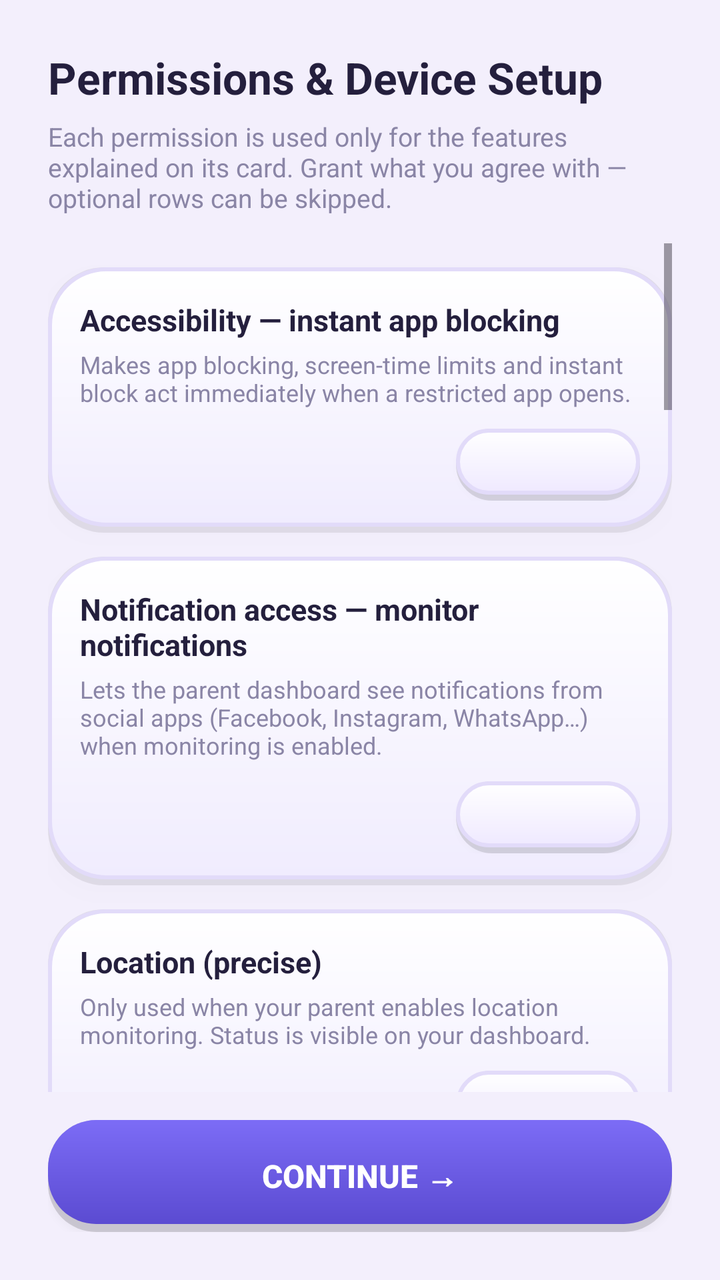
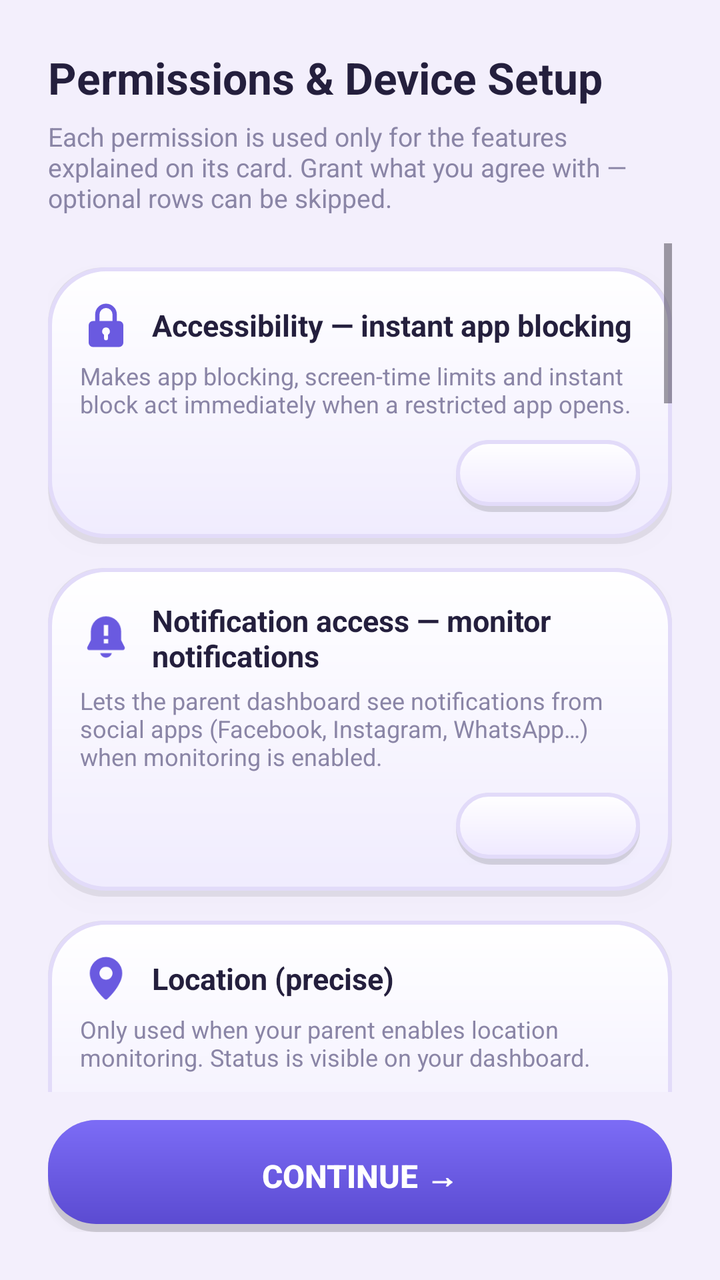

Two renders of the same Android screen: before a commit and after it. Below are the layout's source before the change and the commit's diff.
<!-- AndroidManifest.xml: application theme Theme.AccessControl -->
<!-- res/layout/activity_permissions.xml -->
<?xml version="1.0" encoding="utf-8"?>
<LinearLayout xmlns:android="http://schemas.android.com/apk/res/android"
    android:layout_width="match_parent"
    android:layout_height="match_parent"
    android:orientation="vertical"
    android:padding="24dp">

    <TextView
        android:layout_width="wrap_content"
        android:layout_height="wrap_content"
        android:text="Permissions &amp; Device Setup"
        android:textColor="@color/clay_text"
        android:textSize="22sp"
        android:textStyle="bold" />

    <TextView
        android:layout_width="wrap_content"
        android:layout_height="wrap_content"
        android:layout_marginTop="6dp"
        android:text="Each permission is used only for the features explained on its card. Grant what you agree with — optional rows can be skipped."
        android:textColor="@color/clay_text_soft"
        android:textSize="13sp" />

    <ScrollView
        android:layout_width="match_parent"
        android:layout_height="0dp"
        android:layout_marginTop="14dp"
        android:layout_weight="1">

        <LinearLayout
            android:layout_width="match_parent"
            android:layout_height="wrap_content"
            android:orientation="vertical">

            
            <LinearLayout style="@style/PermCard">
                <TextView style="@style/PermTitle" android:text="Accessibility — instant app blocking" />
                <TextView style="@style/PermDesc" android:text="Makes app blocking, screen-time limits and instant block act immediately when a restricted app opens." />
                <LinearLayout style="@style/PermRow">
                    <TextView android:id="@+id/permAccessibilityStatus" style="@style/PermStatus" />
                    <Button android:id="@+id/permAccessibilityBtn" style="@style/PermButton" />
                </LinearLayout>
            </LinearLayout>

            
            <LinearLayout style="@style/PermCard">
                <TextView style="@style/PermTitle" android:text="Notification access — monitor notifications" />
                <TextView style="@style/PermDesc" android:text="Lets the parent dashboard see notifications from social apps (Facebook, Instagram, WhatsApp…) when monitoring is enabled." />
                <LinearLayout style="@style/PermRow">
                    <TextView android:id="@+id/permNotifListenerStatus" style="@style/PermStatus" />
                    <Button android:id="@+id/permNotifListenerBtn" style="@style/PermButton" />
                </LinearLayout>
            </LinearLayout>

            
            <LinearLayout style="@style/PermCard">
                <TextView style="@style/PermTitle" android:text="Location (precise)" />
                <TextView style="@style/PermDesc" android:text="Only used when your parent enables location monitoring. Status is visible on your dashboard." />
                <LinearLayout style="@style/PermRow">
                    <TextView android:id="@+id/permLocationStatus" style="@style/PermStatus" />
                    <Button android:id="@+id/permLocationBtn" style="@style/PermButton" />
                </LinearLayout>
            </LinearLayout>

            
            <LinearLayout style="@style/PermCard">
                <TextView style="@style/PermTitle" android:text="Location — allow all the time" />
                <TextView style="@style/PermDesc" android:text="Enables route history and geofence alerts while the screen is off. Choose &quot;Allow all the time&quot; in the dialog." />
                <LinearLayout style="@style/PermRow">
                    <TextView android:id="@+id/permLocationBgStatus" style="@style/PermStatus" />
                    <Button android:id="@+id/permLocationBgBtn" style="@style/PermButton" />
                </LinearLayout>
            </LinearLayout>

            
            <LinearLayout style="@style/PermCard">
                <TextView style="@style/PermTitle" android:text="Usage access — screen time &amp; app usage" />
                <TextView style="@style/PermDesc" android:text="Required for installed apps list, screen-time reports and app limits to work." />
                <LinearLayout style="@style/PermRow">
                    <TextView android:id="@+id/permUsageStatus" style="@style/PermStatus" />
                    <Button android:id="@+id/permUsageBtn" style="@style/PermButton" />
                </LinearLayout>
            </LinearLayout>

            
            <LinearLayout style="@style/PermCard">
                <TextView style="@style/PermTitle" android:text="Display over other apps" />
                <TextView style="@style/PermDesc" android:text="Shows a friendly &quot;time is up&quot; screen when a limit is reached, and tap-to-allow prompts for remote features." />
                <LinearLayout style="@style/PermRow">
                    <TextView android:id="@+id/permOverlayStatus" style="@style/PermStatus" />
                    <Button android:id="@+id/permOverlayBtn" style="@style/PermButton" />
                </LinearLayout>
            </LinearLayout>

            
            <LinearLayout style="@style/PermCard">
                <TextView style="@style/PermTitle" android:text="Battery — unrestricted background" />
                <TextView style="@style/PermDesc" android:text="Keeps the connection alive. Some phones (Xiaomi, Huawei, Samsung) also need &quot;Auto-start&quot; enabled in their own settings." />
                <LinearLayout style="@style/PermRow">
                    <TextView android:id="@+id/permBatteryStatus" style="@style/PermStatus" />
                    <Button android:id="@+id/permBatteryBtn" style="@style/PermButton" />
                </LinearLayout>
            </LinearLayout>

            
            <LinearLayout style="@style/PermCard">
                <TextView style="@style/PermTitle" android:text="Microphone — one-way audio" />
                <TextView style="@style/PermDesc" android:text="Used only when your parent starts remote audio. While active, a notification and the Android mic indicator are always shown." />
                <LinearLayout style="@style/PermRow">
                    <TextView android:id="@+id/permMicStatus" style="@style/PermStatus" />
                    <Button android:id="@+id/permMicBtn" style="@style/PermButton" />
                </LinearLayout>
            </LinearLayout>

            
            <LinearLayout style="@style/PermCard">
                <TextView style="@style/PermTitle" android:text="Camera — remote camera &amp; mirroring" />
                <TextView style="@style/PermDesc" android:text="Used only when your parent starts remote camera. While active, a notification and the Android camera indicator are always shown." />
                <LinearLayout style="@style/PermRow">
                    <TextView android:id="@+id/permCameraStatus" style="@style/PermStatus" />
                    <Button android:id="@+id/permCameraBtn" style="@style/PermButton" />
                </LinearLayout>
            </LinearLayout>

            
            <LinearLayout style="@style/PermCard">
                <TextView style="@style/PermTitle" android:text="Notifications" />
                <TextView style="@style/PermDesc" android:text="Shows parent messages, protection status and remote-access prompts." />
                <LinearLayout style="@style/PermRow">
                    <TextView android:id="@+id/permNotifStatus" style="@style/PermStatus" />
                    <Button android:id="@+id/permNotifBtn" style="@style/PermButton" />
                </LinearLayout>
            </LinearLayout>

            
            <LinearLayout style="@style/PermCard">
                <TextView style="@style/PermTitle" android:text="Contacts / Phone / SMS (optional)" />
                <TextView style="@style/PermDesc" android:text="Optional call &amp; SMS monitoring — the parent can view recent calls, messages and safety contacts. Skip if you don\'t want it." />
                <LinearLayout style="@style/PermRow">
                    <TextView android:id="@+id/permCommsStatus" style="@style/PermStatus" />
                    <Button android:id="@+id/permCommsBtn" style="@style/PermButton" />
                </LinearLayout>
            </LinearLayout>

            
            <LinearLayout style="@style/PermCard">
                <TextView style="@style/PermTitle" android:text="Storage / Photos" />
                <TextView style="@style/PermDesc" android:text="Needed for file and media related features." />
                <LinearLayout style="@style/PermRow">
                    <TextView android:id="@+id/permStorageStatus" style="@style/PermStatus" />
                    <Button android:id="@+id/permStorageBtn" style="@style/PermButton" />
                </LinearLayout>
            </LinearLayout>

            
            <LinearLayout style="@style/PermCard">
                <TextView style="@style/PermTitle" android:text="Install unknown apps" />
                <TextView style="@style/PermDesc" android:text="Allows the protection wizard to install app updates without reinstalling from scratch." />
                <LinearLayout style="@style/PermRow">
                    <TextView android:id="@+id/permInstallStatus" style="@style/PermStatus" />
                    <Button android:id="@+id/permInstallBtn" style="@style/PermButton" />
                </LinearLayout>
            </LinearLayout>

            
            <LinearLayout style="@style/PermCard">
                <TextView style="@style/PermTitle" android:text="Uninstall protection (Device admin, optional)" />
                <TextView style="@style/PermDesc" android:text="Enables screen lock during bedtime/school mode and makes uninstalling a deliberate step. Deactivate any time." />
                <LinearLayout style="@style/PermRow">
                    <TextView android:id="@+id/permAdminStatus" style="@style/PermStatus" />
                    <Button android:id="@+id/permAdminBtn" style="@style/PermButton" />
                </LinearLayout>
            </LinearLayout>
        </LinearLayout>
    </ScrollView>

    <Button
        android:id="@+id/btnContinue"
        android:layout_width="match_parent"
        android:layout_height="56dp"
        android:layout_marginTop="14dp"
        android:background="@drawable/bg_clay_button_primary"
        android:elevation="8dp"
        android:text="@string/perm_continue"
        android:textColor="#FFFFFF"
        android:textSize="16sp"
        android:textStyle="bold" />
</LinearLayout>
<!-- resources referenced by this layout -->
<resources>
  <!-- unchanged entries left out for length: 19 -->
</resources>

<!-- the commit's change to res/layout/activity_permissions.xml (unified diff, before → after) -->
@@ -33,8 +33,11 @@
             android:orientation="vertical">
 
             
-            <LinearLayout style="@style/PermCard">
-                <TextView style="@style/PermTitle" android:text="Accessibility — instant app blocking" />
+            <LinearLayout style="@style/PermCard" android:foreground="?attr/selectableItemBackground">
+                <LinearLayout style="@style/PermHeader">
+                    <ImageView style="@style/PermIcon" android:src="@drawable/ic_perm_accessibility" android:contentDescription="@null" />
+                    <TextView style="@style/PermTitle" android:text="Accessibility — instant app blocking" />
+                </LinearLayout>
                 <TextView style="@style/PermDesc" android:text="Makes app blocking, screen-time limits and instant block act immediately when a restricted app opens." />
                 <LinearLayout style="@style/PermRow">
                     <TextView android:id="@+id/permAccessibilityStatus" style="@style/PermStatus" />
@@ -43,8 +46,11 @@
             </LinearLayout>
 
             
-            <LinearLayout style="@style/PermCard">
-                <TextView style="@style/PermTitle" android:text="Notification access — monitor notifications" />
+            <LinearLayout style="@style/PermCard" android:foreground="?attr/selectableItemBackground">
+                <LinearLayout style="@style/PermHeader">
+                    <ImageView style="@style/PermIcon" android:src="@drawable/ic_perm_notif_monitor" android:contentDescription="@null" />
+                    <TextView style="@style/PermTitle" android:text="Notification access — monitor notifications" />
+                </LinearLayout>
                 <TextView style="@style/PermDesc" android:text="Lets the parent dashboard see notifications from social apps (Facebook, Instagram, WhatsApp…) when monitoring is enabled." />
                 <LinearLayout style="@style/PermRow">
                     <TextView android:id="@+id/permNotifListenerStatus" style="@style/PermStatus" />
@@ -53,8 +59,11 @@
             </LinearLayout>
 
             
-            <LinearLayout style="@style/PermCard">
-                <TextView style="@style/PermTitle" android:text="Location (precise)" />
+            <LinearLayout style="@style/PermCard" android:foreground="?attr/selectableItemBackground">
+                <LinearLayout style="@style/PermHeader">
+                    <ImageView style="@style/PermIcon" android:src="@drawable/ic_perm_location" android:contentDescription="@null" />
+                    <TextView style="@style/PermTitle" android:text="Location (precise)" />
+                </LinearLayout>
                 <TextView style="@style/PermDesc" android:text="Only used when your parent enables location monitoring. Status is visible on your dashboard." />
                 <LinearLayout style="@style/PermRow">
                     <TextView android:id="@+id/permLocationStatus" style="@style/PermStatus" />
@@ -63,8 +72,11 @@
             </LinearLayout>
 
             
-            <LinearLayout style="@style/PermCard">
-                <TextView style="@style/PermTitle" android:text="Location — allow all the time" />
+            <LinearLayout style="@style/PermCard" android:foreground="?attr/selectableItemBackground">
+                <LinearLayout style="@style/PermHeader">
+                    <ImageView style="@style/PermIcon" android:src="@drawable/ic_perm_location_bg" android:contentDescription="@null" />
+                    <TextView style="@style/PermTitle" android:text="Location — allow all the time" />
+                </LinearLayout>
                 <TextView style="@style/PermDesc" android:text="Enables route history and geofence alerts while the screen is off. Choose &quot;Allow all the time&quot; in the dialog." />
                 <LinearLayout style="@style/PermRow">
                     <TextView android:id="@+id/permLocationBgStatus" style="@style/PermStatus" />
@@ -73,8 +85,11 @@
             </LinearLayout>
 
             
-            <LinearLayout style="@style/PermCard">
-                <TextView style="@style/PermTitle" android:text="Usage access — screen time &amp; app usage" />
+            <LinearLayout style="@style/PermCard" android:foreground="?attr/selectableItemBackground">
+                <LinearLayout style="@style/PermHeader">
+                    <ImageView style="@style/PermIcon" android:src="@drawable/ic_perm_usage" android:contentDescription="@null" />
+                    <TextView style="@style/PermTitle" android:text="Usage access — screen time &amp; app usage" />
+                </LinearLayout>
                 <TextView style="@style/PermDesc" android:text="Required for installed apps list, screen-time reports and app limits to work." />
                 <LinearLayout style="@style/PermRow">
                     <TextView android:id="@+id/permUsageStatus" style="@style/PermStatus" />
@@ -83,8 +98,11 @@
             </LinearLayout>
 
             
-            <LinearLayout style="@style/PermCard">
-                <TextView style="@style/PermTitle" android:text="Display over other apps" />
+            <LinearLayout style="@style/PermCard" android:foreground="?attr/selectableItemBackground">
+                <LinearLayout style="@style/PermHeader">
+                    <ImageView style="@style/PermIcon" android:src="@drawable/ic_perm_overlay" android:contentDescription="@null" />
+                    <TextView style="@style/PermTitle" android:text="Display over other apps" />
+                </LinearLayout>
                 <TextView style="@style/PermDesc" android:text="Shows a friendly &quot;time is up&quot; screen when a limit is reached, and tap-to-allow prompts for remote features." />
                 <LinearLayout style="@style/PermRow">
                     <TextView android:id="@+id/permOverlayStatus" style="@style/PermStatus" />
@@ -93,8 +111,11 @@
             </LinearLayout>
 
             
-            <LinearLayout style="@style/PermCard">
-                <TextView style="@style/PermTitle" android:text="Battery — unrestricted background" />
+            <LinearLayout style="@style/PermCard" android:foreground="?attr/selectableItemBackground">
+                <LinearLayout style="@style/PermHeader">
+                    <ImageView style="@style/PermIcon" android:src="@drawable/ic_perm_battery" android:contentDescription="@null" />
+                    <TextView style="@style/PermTitle" android:text="Battery — unrestricted background" />
+                </LinearLayout>
                 <TextView style="@style/PermDesc" android:text="Keeps the connection alive. Some phones (Xiaomi, Huawei, Samsung) also need &quot;Auto-start&quot; enabled in their own settings." />
                 <LinearLayout style="@style/PermRow">
                     <TextView android:id="@+id/permBatteryStatus" style="@style/PermStatus" />
@@ -103,8 +124,11 @@
             </LinearLayout>
 
             
-            <LinearLayout style="@style/PermCard">
-                <TextView style="@style/PermTitle" android:text="Microphone — one-way audio" />
+            <LinearLayout style="@style/PermCard" android:foreground="?attr/selectableItemBackground">
+                <LinearLayout style="@style/PermHeader">
+                    <ImageView style="@style/PermIcon" android:src="@drawable/ic_perm_mic" android:contentDescription="@null" />
+                    <TextView style="@style/PermTitle" android:text="Microphone — one-way audio" />
+                </LinearLayout>
                 <TextView style="@style/PermDesc" android:text="Used only when your parent starts remote audio. While active, a notification and the Android mic indicator are always shown." />
                 <LinearLayout style="@style/PermRow">
                     <TextView android:id="@+id/permMicStatus" style="@style/PermStatus" />
@@ -113,8 +137,11 @@
             </LinearLayout>
 
             
-            <LinearLayout style="@style/PermCard">
-                <TextView style="@style/PermTitle" android:text="Camera — remote camera &amp; mirroring" />
+            <LinearLayout style="@style/PermCard" android:foreground="?attr/selectableItemBackground">
+                <LinearLayout style="@style/PermHeader">
+                    <ImageView style="@style/PermIcon" android:src="@drawable/ic_perm_camera" android:contentDescription="@null" />
+                    <TextView style="@style/PermTitle" android:text="Camera — remote camera &amp; mirroring" />
+                </LinearLayout>
                 <TextView style="@style/PermDesc" android:text="Used only when your parent starts remote camera. While active, a notification and the Android camera indicator are always shown." />
                 <LinearLayout style="@style/PermRow">
                     <TextView android:id="@+id/permCameraStatus" style="@style/PermStatus" />
@@ -123,8 +150,11 @@
             </LinearLayout>
 
             
-            <LinearLayout style="@style/PermCard">
-                <TextView style="@style/PermTitle" android:text="Notifications" />
+            <LinearLayout style="@style/PermCard" android:foreground="?attr/selectableItemBackground">
+                <LinearLayout style="@style/PermHeader">
+                    <ImageView style="@style/PermIcon" android:src="@drawable/ic_perm_bell" android:contentDescription="@null" />
+                    <TextView style="@style/PermTitle" android:text="Notifications" />
+                </LinearLayout>
                 <TextView style="@style/PermDesc" android:text="Shows parent messages, protection status and remote-access prompts." />
                 <LinearLayout style="@style/PermRow">
                     <TextView android:id="@+id/permNotifStatus" style="@style/PermStatus" />
@@ -133,8 +163,11 @@
             </LinearLayout>
 
             
-            <LinearLayout style="@style/PermCard">
-                <TextView style="@style/PermTitle" android:text="Contacts / Phone / SMS (optional)" />
+            <LinearLayout style="@style/PermCard" android:foreground="?attr/selectableItemBackground">
+                <LinearLayout style="@style/PermHeader">
+                    <ImageView style="@style/PermIcon" android:src="@drawable/ic_perm_contacts" android:contentDescription="@null" />
+                    <TextView style="@style/PermTitle" android:text="Contacts / Phone / SMS (optional)" />
+                </LinearLayout>
                 <TextView style="@style/PermDesc" android:text="Optional call &amp; SMS monitoring — the parent can view recent calls, messages and safety contacts. Skip if you don\'t want it." />
                 <LinearLayout style="@style/PermRow">
                     <TextView android:id="@+id/permCommsStatus" style="@style/PermStatus" />
@@ -143,8 +176,11 @@
             </LinearLayout>
 
             
-            <LinearLayout style="@style/PermCard">
-                <TextView style="@style/PermTitle" android:text="Storage / Photos" />
+            <LinearLayout style="@style/PermCard" android:foreground="?attr/selectableItemBackground">
+                <LinearLayout style="@style/PermHeader">
+                    <ImageView style="@style/PermIcon" android:src="@drawable/ic_perm_storage" android:contentDescription="@null" />
+                    <TextView style="@style/PermTitle" android:text="Storage / Photos" />
+                </LinearLayout>
                 <TextView style="@style/PermDesc" android:text="Needed for file and media related features." />
                 <LinearLayout style="@style/PermRow">
                     <TextView android:id="@+id/permStorageStatus" style="@style/PermStatus" />
@@ -153,8 +189,11 @@
             </LinearLayout>
 
             
-            <LinearLayout style="@style/PermCard">
-                <TextView style="@style/PermTitle" android:text="Install unknown apps" />
+            <LinearLayout style="@style/PermCard" android:foreground="?attr/selectableItemBackground">
+                <LinearLayout style="@style/PermHeader">
+                    <ImageView style="@style/PermIcon" android:src="@drawable/ic_perm_install" android:contentDescription="@null" />
+                    <TextView style="@style/PermTitle" android:text="Install unknown apps" />
+                </LinearLayout>
                 <TextView style="@style/PermDesc" android:text="Allows the protection wizard to install app updates without reinstalling from scratch." />
                 <LinearLayout style="@style/PermRow">
                     <TextView android:id="@+id/permInstallStatus" style="@style/PermStatus" />
@@ -163,9 +202,12 @@
             </LinearLayout>
 
             
-            <LinearLayout style="@style/PermCard">
-                <TextView style="@style/PermTitle" android:text="Uninstall protection (Device admin, optional)" />
-                <TextView style="@style/PermDesc" android:text="Enables screen lock during bedtime/school mode and makes uninstalling a deliberate step. Deactivate any time." />
+            <LinearLayout style="@style/PermCard" android:foreground="?attr/selectableItemBackground">
+                <LinearLayout style="@style/PermHeader">
+                    <ImageView style="@style/PermIcon" android:src="@drawable/ic_perm_admin" android:contentDescription="@null" />
+                    <TextView style="@style/PermTitle" android:text="Uninstall protection (Device admin, optional)" />
+                </LinearLayout>
+                <TextView style="@style/PermDesc" android:text="Enables screen lock during bedtime/school mode and makes uninstalling a deliberate step. The parent can approve a short uninstall window remotely." />
                 <LinearLayout style="@style/PermRow">
                     <TextView android:id="@+id/permAdminStatus" style="@style/PermStatus" />
                     <Button android:id="@+id/permAdminBtn" style="@style/PermButton" />
<!-- resource entries referenced after the edit -->
@@ -1,5 +1,133 @@
 <!-- resources referenced by this layout -->
 <resources>
+  <!-- drawable ic_perm_accessibility (drawable) -->
+  <?xml version="1.0" encoding="utf-8"?>
+  <vector xmlns:android="http://schemas.android.com/apk/res/android"
+      android:width="24dp" android:height="24dp"
+      android:viewportWidth="24" android:viewportHeight="24">
+      <path android:fillColor="#FFFFFFFF"
+          android:pathData="M12,2a5,5 0,0 0,-5 5v3H6a2,2 0,0 0,-2 2v8a2,2 0,0 0,2 2h12a2,2 0,0 0,2 -2v-8a2,2 0,0 0,-2 -2h-1V7a5,5 0,0 0,-5 -5zM9,7a3,3 0,0 1,6 0v3H9V7zM12,13a1.8,1.8 0,0 1,0.9 3.35V18a0.9,0.9 0,0 1,-1.8 0v-1.65A1.8,1.8 0,0 1,12 13z" />
+  </vector>
+  <!-- drawable ic_perm_admin (drawable) -->
+  <?xml version="1.0" encoding="utf-8"?>
+  <vector xmlns:android="http://schemas.android.com/apk/res/android"
+      android:width="24dp" android:height="24dp"
+      android:viewportWidth="24" android:viewportHeight="24">
+      <path android:fillColor="#FFFFFFFF"
+          android:pathData="M12,1l9,4v6c0,5.5 -3.8,9.7 -9,11c-5.2,-1.3 -9,-5.5 -9,-11V5L12,1zM12,6a2.5,2.5 0,0 0,-1.2 4.7L10,15h4l-0.8,-4.3A2.5,2.5 0,0 0,12 6z" />
+  </vector>
+  <!-- drawable ic_perm_battery (drawable) -->
+  <?xml version="1.0" encoding="utf-8"?>
+  <vector xmlns:android="http://schemas.android.com/apk/res/android"
+      android:width="24dp" android:height="24dp"
+      android:viewportWidth="24" android:viewportHeight="24">
+      <path android:fillColor="#FFFFFFFF"
+          android:pathData="M10,2h4v2h3a1,1 0,0 1,1 1v16a1,1 0,0 1,-1 1H7a1,1 0,0 1,-1 -1V5a1,1 0,0 1,1 -1h3V2zM13,8l-4,5.5h2.4L10.6,17H12l2,-5h-2.2L13,8z" />
+  </vector>
+  <!-- drawable ic_perm_bell (drawable) -->
+  <?xml version="1.0" encoding="utf-8"?>
+  <vector xmlns:android="http://schemas.android.com/apk/res/android"
+      android:width="24dp" android:height="24dp"
+      android:viewportWidth="24" android:viewportHeight="24">
+      <path android:fillColor="#FFFFFFFF"
+          android:pathData="M12,22a2.2,2.2 0,0 0,2.2 -2H9.8A2.2,2.2 0,0 0,12 22zM18,16v-5a6,6 0,0 0,-4.5 -5.8V4a1.5,1.5 0,0 0,-3 0v1.2A6,6 0,0 0,6 11v5l-2,2v1h16v-1L18,16z" />
+  </vector>
+  <!-- drawable ic_perm_camera (drawable) -->
+  <?xml version="1.0" encoding="utf-8"?>
+  <vector xmlns:android="http://schemas.android.com/apk/res/android"
+      android:width="24dp" android:height="24dp"
+      android:viewportWidth="24" android:viewportHeight="24">
+      <path android:fillColor="#FFFFFFFF"
+          android:pathData="M9,3l-1.8,2H4a2,2 0,0 0,-2 2v12a2,2 0,0 0,2 2h16a2,2 0,0 0,2 -2V7a2,2 0,0 0,-2 -2h-3.2L15,3H9zM12,8a4.5,4.5 0,1 1,0 9a4.5,4.5 0,0 1,0 -9zM12,10a2.5,2.5 0,1 0,0 5a2.5,2.5 0,0 0,0 -5z" />
+  </vector>
+  <!-- drawable ic_perm_contacts (drawable) -->
+  <?xml version="1.0" encoding="utf-8"?>
+  <vector xmlns:android="http://schemas.android.com/apk/res/android"
+      android:width="24dp" android:height="24dp"
+      android:viewportWidth="24" android:viewportHeight="24">
+      <path android:fillColor="#FFFFFFFF"
+          android:pathData="M4,2h13a2,2 0,0 1,2 2v16a2,2 0,0 1,-2 2H4V2zM6,4v16h11V4H6zM2,6h2v3H2zM2,10.5h2v3H2zM2,15h2v3H2zM12,7a2.3,2.3 0,1 1,0 4.6A2.3,2.3 0,0 1,12 7zM8.5,15c0,-1.5 1.6,-2.5 3.5,-2.5s3.5,1 3.5,2.5v1h-7V15z" />
+  </vector>
+  <!-- drawable ic_perm_install (drawable) -->
+  <?xml version="1.0" encoding="utf-8"?>
+  <vector xmlns:android="http://schemas.android.com/apk/res/android"
+      android:width="24dp" android:height="24dp"
+      android:viewportWidth="24" android:viewportHeight="24">
+      <path android:fillColor="#FFFFFFFF"
+          android:pathData="M12,2l8,3v6.1c0,4.9 -3.4,8.4 -8,9.9c-4.6,-1.5 -8,-5 -8,-9.9V5L12,2zM11,7v5H8.5l3.5,3.8L15.5,12H13V7H11z" />
+  </vector>
+  <!-- drawable ic_perm_location (drawable) -->
+  <?xml version="1.0" encoding="utf-8"?>
+  <vector xmlns:android="http://schemas.android.com/apk/res/android"
+      android:width="24dp" android:height="24dp"
+      android:viewportWidth="24" android:viewportHeight="24">
+      <path android:fillColor="#FFFFFFFF"
+          android:pathData="M12,2a7.5,7.5 0,0 0,-7.5 7.5c0,5.6 6.7,11.8 7,12a0.8,0.8 0,0 0,1 0c0.3,-0.2 7,-6.4 7,-12A7.5,7.5 0,0 0,12 2zM12,12.5a3,3 0,1 1,0 -6a3,3 0,0 1,0 6z" />
+  </vector>
+  <!-- drawable ic_perm_location_bg (drawable) -->
+  <?xml version="1.0" encoding="utf-8"?>
+  <vector xmlns:android="http://schemas.android.com/apk/res/android"
+      android:width="24dp" android:height="24dp"
+      android:viewportWidth="24" android:viewportHeight="24">
+      <path android:fillColor="#FFFFFFFF"
+          android:pathData="M12,2a7.5,7.5 0,0 0,-7.5 7.5c0,5.6 6.7,11.8 7,12a0.8,0.8 0,0 0,1 0c0.3,-0.2 7,-6.4 7,-12A7.5,7.5 0,0 0,12 2zM12,12.5a3,3 0,1 1,0 -6a3,3 0,0 1,0 6z" />
+      <path android:fillColor="#FF0F1E2E"
+          android:pathData="M12,8.5m-1.2,0a1.2,1.2 0,1 1,2.4 0a1.2,1.2 0,1 1,-2.4 0" />
+      <path android:fillColor="#FFFFFFFF"
+          android:pathData="M18.5,14a4.5,4.5 0,1 0,4.5 4.5h-1.7a2.8,2.8 0,1 1,-2.8 -2.8v1.6l2.6,-2.1l-2.6,-2.1V14z" />
+  </vector>
+  <!-- drawable ic_perm_mic (drawable) -->
+  <?xml version="1.0" encoding="utf-8"?>
+  <vector xmlns:android="http://schemas.android.com/apk/res/android"
+      android:width="24dp" android:height="24dp"
+      android:viewportWidth="24" android:viewportHeight="24">
+      <path android:fillColor="#FFFFFFFF"
+          android:pathData="M12,2a3,3 0,0 1,3 3v6a3,3 0,0 1,-6 0V5a3,3 0,0 1,3 -3zM5,11a7,7 0,0 0,6 6.93V21h2v-3.07A7,7 0,0 0,19 11h-2a5,5 0,0 1,-10 0H5z" />
+  </vector>
+  <!-- drawable ic_perm_notif_monitor (drawable) -->
+  <?xml version="1.0" encoding="utf-8"?>
+  <vector xmlns:android="http://schemas.android.com/apk/res/android"
+      android:width="24dp" android:height="24dp"
+      android:viewportWidth="24" android:viewportHeight="24">
+      <path android:fillColor="#FFFFFFFF"
+          android:pathData="M12,2a7,7 0,0 0,-7 7v4l-1.6,3.2A1,1 0,0 0,4.3 17.6h15.4a1,1 0,0 0,0.9 -1.4L19,13V9a7,7 0,0 0,-7 -7zM9.3,19a2.8,2.8 0,0 0,5.4 0H9.3zM11,6h2v5h-2zM11,12.5h2v2h-2z" />
+  </vector>
+  <!-- drawable ic_perm_overlay (drawable) -->
+  <?xml version="1.0" encoding="utf-8"?>
+  <vector xmlns:android="http://schemas.android.com/apk/res/android"
+      android:width="24dp" android:height="24dp"
+      android:viewportWidth="24" android:viewportHeight="24">
+      <path android:fillColor="#FFFFFFFF"
+          android:pathData="M4,4h12v3H4zM4,9h16v11H4zM8,13h8v2H8z" />
+  </vector>
+  <!-- drawable ic_perm_storage (drawable) -->
+  <?xml version="1.0" encoding="utf-8"?>
+  <vector xmlns:android="http://schemas.android.com/apk/res/android"
+      android:width="24dp" android:height="24dp"
+      android:viewportWidth="24" android:viewportHeight="24">
+      <path android:fillColor="#FFFFFFFF"
+          android:pathData="M4,4h16v6H4zM4,12h16v8H4zM7,6.5a1,1 0,1 0,2 0a1,1 0,0 0,-2 0zM7,14.5a1,1 0,1 0,2 0a1,1 0,0 0,-2 0zM7,17.5a1,1 0,1 0,2 0a1,1 0,0 0,-2 0zM13,15h5v2h-5z" />
+  </vector>
+  <!-- drawable ic_perm_usage (drawable) -->
+  <?xml version="1.0" encoding="utf-8"?>
+  <vector xmlns:android="http://schemas.android.com/apk/res/android"
+      android:width="24dp" android:height="24dp"
+      android:viewportWidth="24" android:viewportHeight="24">
+      <path android:fillColor="#FFFFFFFF"
+          android:pathData="M4,20h16v2H4zM6,10h3v8H6zM10.5,4h3v14h-3zM15,13h3v5h-3z" />
+  </vector>
+  <style name="PermHeader">
+          <item name="android:layout_width">match_parent</item>
+          <item name="android:layout_height">wrap_content</item>
+          <item name="android:orientation">horizontal</item>
+          <item name="android:gravity">center_vertical</item>
+      </style>
+  <style name="PermIcon">
+          <item name="android:layout_width">26dp</item>
+          <item name="android:layout_height">26dp</item>
+          <item name="android:layout_marginEnd">10dp</item>
+          <item name="android:tint">@color/clay_primary</item>
+      </style>
   <!-- unchanged entries left out for length: 19 -->
 </resources>
 
